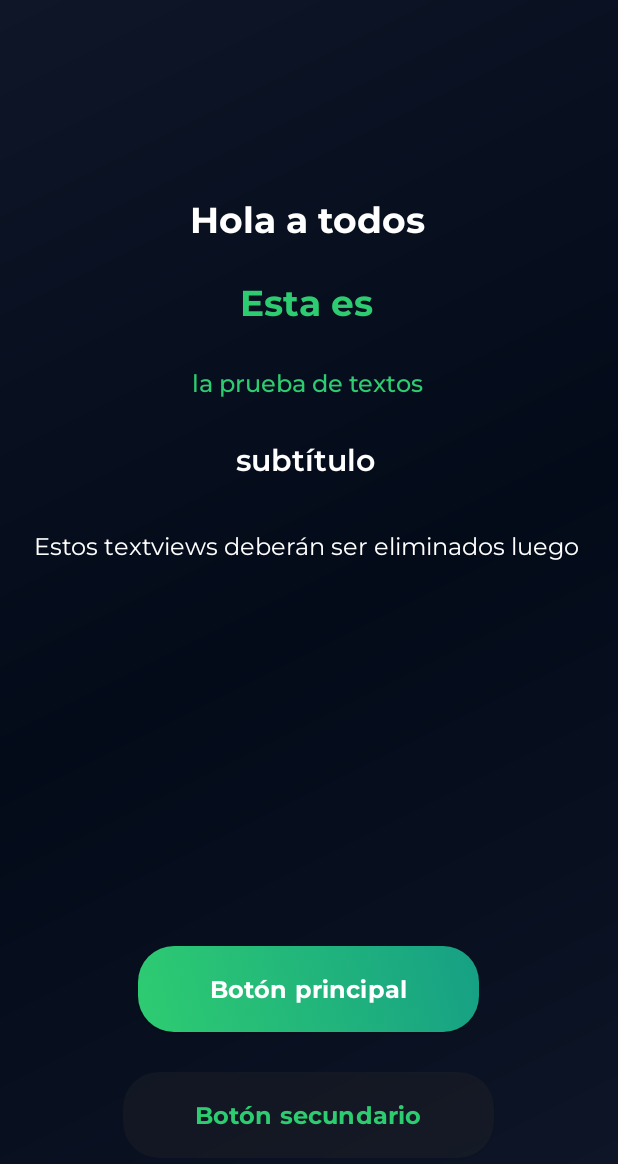
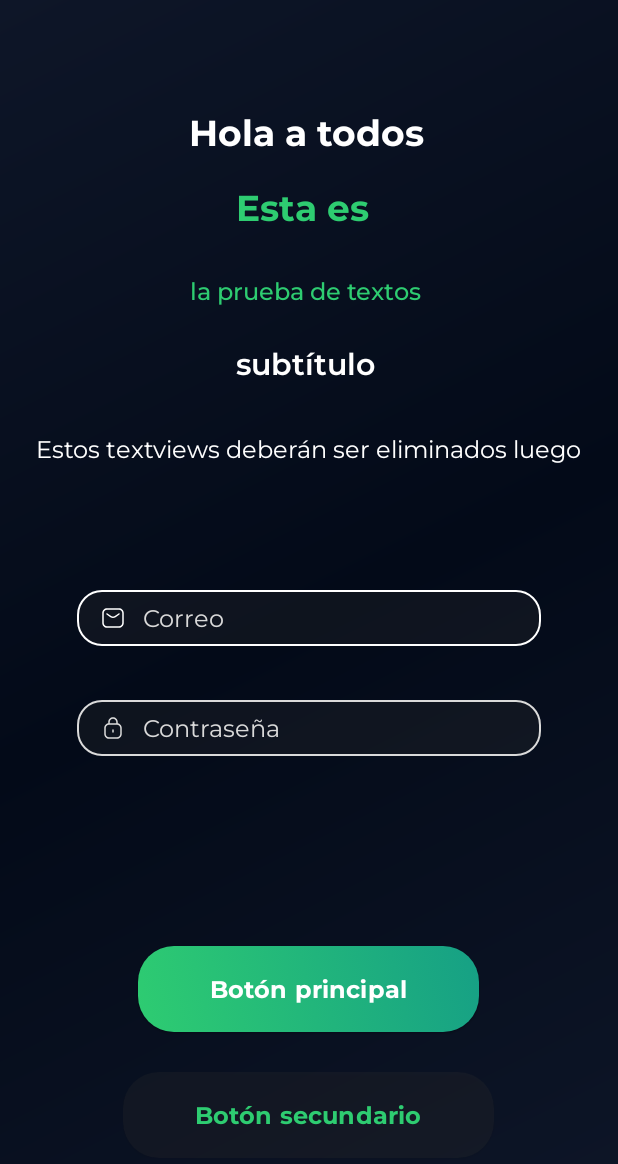
Before and after one commit to angelb5/GoLend, an Android app: the screen it shows after launch (MainActivity before the commit, OnboardingActivity after it), on a phone screen of 412 x 824 dp. Shown: the top 1164 px of the screen. Run offline under Robolectric (Android 15) with nearby library versions, the phone set to English and light mode, and no system bars; our stand-ins replace Firebase (no records; nobody signed in at launch, a user with empty details on screens opened directly).

Commit message:
SplashScreen v2 e inputs v1

```diff
--- a/app/src/main/AndroidManifest.xml
+++ b/app/src/main/AndroidManifest.xml
@@ -12,7 +12,10 @@
         android:roundIcon="@mipmap/ic_launcher_round"
         android:supportsRtl="true"
         android:theme="@style/Theme.GoLend"
-        tools:targetApi="31">
+        tools:targetApi="32">
+        <activity
+            android:name=".Anonymus.OnboardingActivity"
+            android:exported="false" />
         <activity
             android:name=".MainActivity"
             android:exported="true"
--- /dev/null
+++ b/app/src/main/java/pe/du/pucp/golend/Anonymus/OnboardingActivity.java
@@ -0,0 +1,16 @@
+package pe.du.pucp.golend.Anonymus;
+
+import androidx.appcompat.app.AppCompatActivity;
+
+import android.os.Bundle;
+
+import pe.du.pucp.golend.R;
+
+public class OnboardingActivity extends AppCompatActivity {
+
+    @Override
+    protected void onCreate(Bundle savedInstanceState) {
+        super.onCreate(savedInstanceState);
+        setContentView(R.layout.activity_onboarding);
+    }
+}
--- a/app/src/main/java/pe/du/pucp/golend/MainActivity.java
+++ b/app/src/main/java/pe/du/pucp/golend/MainActivity.java
@@ -1,16 +1,27 @@
 package pe.du.pucp.golend;
 
+import androidx.annotation.NonNull;
 import androidx.appcompat.app.AppCompatActivity;
-import androidx.core.splashscreen.SplashScreen;
+import android.content.Intent;
+import android.os.Bundle;
+import android.util.Log;
 
-import android.os.Bundle;
+import com.google.firebase.auth.FirebaseAuth;
+import com.google.firebase.auth.FirebaseUser;
+
+import pe.du.pucp.golend.Anonymus.OnboardingActivity;
 
 public class MainActivity extends AppCompatActivity {
 
     @Override
     protected void onCreate(Bundle savedInstanceState) {
-        SplashScreen splashScreen = SplashScreen.installSplashScreen(this);
         super.onCreate(savedInstanceState);
         setContentView(R.layout.activity_main);
+        FirebaseUser currentUser = FirebaseAuth.getInstance().getCurrentUser();
+        if (currentUser  == null || currentUser.isAnonymous()){
+            Intent intentAnonymus = new Intent(MainActivity.this, OnboardingActivity.class);
+            startActivity(intentAnonymus);
+            finish();
+        }
     }
 }
--- /dev/null
+++ b/app/src/main/res/drawable/ic_lock.xml
@@ -0,0 +1,4 @@
+<vector android:height="16dp" android:viewportHeight="24"
+    android:viewportWidth="24" android:width="16dp" xmlns:android="http://schemas.android.com/apk/res/android">
+    <path android:fillColor="@color/unfocused" android:pathData="M11.25,16C11.25,16.414 11.586,16.75 12,16.75C12.414,16.75 12.75,16.414 12.75,16H11.25ZM12.75,14C12.75,13.586 12.414,13.25 12,13.25C11.586,13.25 11.25,13.586 11.25,14H12.75ZM8,8.75H16V7.25H8V8.75ZM19.25,12V18H20.75V12H19.25ZM16,21.25H8V22.75H16V21.25ZM4.75,18V12H3.25V18H4.75ZM8,21.25C6.205,21.25 4.75,19.795 4.75,18H3.25C3.25,20.623 5.377,22.75 8,22.75V21.25ZM19.25,18C19.25,19.795 17.795,21.25 16,21.25V22.75C18.623,22.75 20.75,20.623 20.75,18H19.25ZM16,8.75C17.795,8.75 19.25,10.205 19.25,12H20.75C20.75,9.377 18.623,7.25 16,7.25V8.75ZM8,7.25C5.377,7.25 3.25,9.377 3.25,12H4.75C4.75,10.205 6.205,8.75 8,8.75V7.25ZM8.75,8V6H7.25V8H8.75ZM15.25,6V8H16.75V6H15.25ZM12,2.75C13.795,2.75 15.25,4.205 15.25,6H16.75C16.75,3.377 14.623,1.25 12,1.25V2.75ZM8.75,6C8.75,4.205 10.205,2.75 12,2.75V1.25C9.377,1.25 7.25,3.377 7.25,6H8.75ZM12.75,16V14H11.25V16H12.75Z"/>
+</vector>
--- /dev/null
+++ b/app/src/main/res/drawable/ic_lock_focused.xml
@@ -0,0 +1,4 @@
+<vector android:height="16dp" android:viewportHeight="24"
+    android:viewportWidth="24" android:width="16dp" xmlns:android="http://schemas.android.com/apk/res/android">
+    <path android:fillColor="@color/white" android:pathData="M11.25,16C11.25,16.414 11.586,16.75 12,16.75C12.414,16.75 12.75,16.414 12.75,16H11.25ZM12.75,14C12.75,13.586 12.414,13.25 12,13.25C11.586,13.25 11.25,13.586 11.25,14H12.75ZM8,8.75H16V7.25H8V8.75ZM19.25,12V18H20.75V12H19.25ZM16,21.25H8V22.75H16V21.25ZM4.75,18V12H3.25V18H4.75ZM8,21.25C6.205,21.25 4.75,19.795 4.75,18H3.25C3.25,20.623 5.377,22.75 8,22.75V21.25ZM19.25,18C19.25,19.795 17.795,21.25 16,21.25V22.75C18.623,22.75 20.75,20.623 20.75,18H19.25ZM16,8.75C17.795,8.75 19.25,10.205 19.25,12H20.75C20.75,9.377 18.623,7.25 16,7.25V8.75ZM8,7.25C5.377,7.25 3.25,9.377 3.25,12H4.75C4.75,10.205 6.205,8.75 8,8.75V7.25ZM8.75,8V6H7.25V8H8.75ZM15.25,6V8H16.75V6H15.25ZM12,2.75C13.795,2.75 15.25,4.205 15.25,6H16.75C16.75,3.377 14.623,1.25 12,1.25V2.75ZM8.75,6C8.75,4.205 10.205,2.75 12,2.75V1.25C9.377,1.25 7.25,3.377 7.25,6H8.75ZM12.75,16V14H11.25V16H12.75Z"/>
+</vector>
--- /dev/null
+++ b/app/src/main/res/drawable/ic_mail.xml
@@ -0,0 +1,9 @@
+<vector xmlns:android="http://schemas.android.com/apk/res/android"
+    android:width="16dp"
+    android:height="16dp"
+    android:viewportWidth="24"
+    android:viewportHeight="24">
+  <path
+      android:pathData="M6.416,7.376C6.071,7.146 5.606,7.239 5.376,7.584C5.146,7.929 5.239,8.394 5.584,8.624L6.416,7.376ZM9.781,10.521L10.197,9.897L9.781,10.521ZM14.219,10.521L13.803,9.897L14.219,10.521ZM18.416,8.624C18.761,8.394 18.854,7.929 18.624,7.584C18.394,7.239 17.929,7.146 17.584,7.376L18.416,8.624ZM6,3.75H18V2.25H6V3.75ZM21.25,7V17H22.75V7H21.25ZM18,20.25H6V21.75H18V20.25ZM2.75,17V7H1.25V17H2.75ZM6,20.25C4.205,20.25 2.75,18.795 2.75,17H1.25C1.25,19.623 3.377,21.75 6,21.75V20.25ZM21.25,17C21.25,18.795 19.795,20.25 18,20.25V21.75C20.623,21.75 22.75,19.623 22.75,17H21.25ZM18,3.75C19.795,3.75 21.25,5.205 21.25,7H22.75C22.75,4.377 20.623,2.25 18,2.25V3.75ZM6,2.25C3.377,2.25 1.25,4.377 1.25,7H2.75C2.75,5.205 4.205,3.75 6,3.75V2.25ZM5.584,8.624L9.365,11.145L10.197,9.897L6.416,7.376L5.584,8.624ZM14.635,11.145L18.416,8.624L17.584,7.376L13.803,9.897L14.635,11.145ZM9.365,11.145C10.961,12.208 13.039,12.208 14.635,11.145L13.803,9.897C12.711,10.625 11.289,10.625 10.197,9.897L9.365,11.145Z"
+      android:fillColor="@color/unfocused"/>
+</vector>
--- /dev/null
+++ b/app/src/main/res/drawable/ic_mail_focused.xml
@@ -0,0 +1,9 @@
+<vector xmlns:android="http://schemas.android.com/apk/res/android"
+    android:width="16dp"
+    android:height="16dp"
+    android:viewportWidth="24"
+    android:viewportHeight="24">
+  <path
+      android:pathData="M6.416,7.376C6.071,7.146 5.606,7.239 5.376,7.584C5.146,7.929 5.239,8.394 5.584,8.624L6.416,7.376ZM9.781,10.521L10.197,9.897L9.781,10.521ZM14.219,10.521L13.803,9.897L14.219,10.521ZM18.416,8.624C18.761,8.394 18.854,7.929 18.624,7.584C18.394,7.239 17.929,7.146 17.584,7.376L18.416,8.624ZM6,3.75H18V2.25H6V3.75ZM21.25,7V17H22.75V7H21.25ZM18,20.25H6V21.75H18V20.25ZM2.75,17V7H1.25V17H2.75ZM6,20.25C4.205,20.25 2.75,18.795 2.75,17H1.25C1.25,19.623 3.377,21.75 6,21.75V20.25ZM21.25,17C21.25,18.795 19.795,20.25 18,20.25V21.75C20.623,21.75 22.75,19.623 22.75,17H21.25ZM18,3.75C19.795,3.75 21.25,5.205 21.25,7H22.75C22.75,4.377 20.623,2.25 18,2.25V3.75ZM6,2.25C3.377,2.25 1.25,4.377 1.25,7H2.75C2.75,5.205 4.205,3.75 6,3.75V2.25ZM5.584,8.624L9.365,11.145L10.197,9.897L6.416,7.376L5.584,8.624ZM14.635,11.145L18.416,8.624L17.584,7.376L13.803,9.897L14.635,11.145ZM9.365,11.145C10.961,12.208 13.039,12.208 14.635,11.145L13.803,9.897C12.711,10.625 11.289,10.625 10.197,9.897L9.365,11.145Z"
+      android:fillColor="@color/white"/>
+</vector>
--- /dev/null
+++ b/app/src/main/res/drawable/input_grey.xml
@@ -0,0 +1,18 @@
+<?xml version="1.0" encoding="utf-8"?>
+<selector xmlns:android="http://schemas.android.com/apk/res/android">
+    <item android:state_enabled="true" android:state_focused="true">
+        <shape android:shape="rectangle">
+            <solid android:color="@color/grey_25"/>
+            <corners android:radius="16dp"/>
+            <stroke android:color="@color/white" android:width="1dp"/>
+        </shape>
+    </item>
+
+    <item android:state_enabled="true">
+        <shape android:shape="rectangle">
+            <solid android:color="@color/grey_25"/>
+            <corners android:radius="16dp"/>
+            <stroke android:color="@color/unfocused" android:width="1dp"/>
+        </shape>
+    </item>
+</selector>
--- /dev/null
+++ b/app/src/main/res/drawable/inputicon_lock.xml
@@ -0,0 +1,6 @@
+<?xml version="1.0" encoding="utf-8"?>
+<selector xmlns:android="http://schemas.android.com/apk/res/android">
+    <item android:state_focused="true"
+        android:drawable="@drawable/ic_lock_focused"/>
+    <item android:state_focused="false" android:drawable="@drawable/ic_lock"/>
+</selector>
--- /dev/null
+++ b/app/src/main/res/drawable/inputicon_mail.xml
@@ -0,0 +1,6 @@
+<?xml version="1.0" encoding="utf-8"?>
+<selector xmlns:android="http://schemas.android.com/apk/res/android">
+    <item android:state_focused="true"
+        android:drawable="@drawable/ic_mail_focused"/>
+    <item android:state_focused="false" android:drawable="@drawable/ic_mail"/>
+</selector>
--- a/app/src/main/res/layout/activity_main.xml
+++ b/app/src/main/res/layout/activity_main.xml
@@ -6,88 +6,5 @@
     android:layout_height="match_parent"
     tools:context=".MainActivity">
 
-    <TextView
-        style="@style/WhiteBoldTitle"
-        android:layout_width="wrap_content"
-        android:layout_height="wrap_content"
-        android:text="Hola a todos"
-        app:layout_constraintBottom_toBottomOf="parent"
-        app:layout_constraintEnd_toEndOf="parent"
-        app:layout_constraintHorizontal_bias="0.498"
-        app:layout_constraintStart_toStartOf="parent"
-        app:layout_constraintTop_toTopOf="parent"
-        app:layout_constraintVertical_bias="0.165" />
-
-    <TextView
-        style="@style/GreenMedium16"
-        android:layout_width="wrap_content"
-        android:layout_height="wrap_content"
-        android:text="la prueba de textos"
-        app:layout_constraintBottom_toBottomOf="parent"
-        app:layout_constraintEnd_toEndOf="parent"
-        app:layout_constraintHorizontal_bias="0.496"
-        app:layout_constraintStart_toStartOf="parent"
-        app:layout_constraintTop_toTopOf="parent"
-        app:layout_constraintVertical_bias="0.305" />
-
-    <TextView
-        style="@style/WhiteSemiBoldSubtitle"
-        android:layout_width="wrap_content"
-        android:layout_height="wrap_content"
-        android:text="subtítulo"
-        app:layout_constraintBottom_toBottomOf="parent"
-        app:layout_constraintEnd_toEndOf="parent"
-        app:layout_constraintHorizontal_bias="0.493"
-        app:layout_constraintStart_toStartOf="parent"
-        app:layout_constraintTop_toTopOf="parent"
-        app:layout_constraintVertical_bias="0.368" />
-
-    <TextView
-        style="@style/WhiteRegular16"
-        android:layout_width="wrap_content"
-        android:layout_height="wrap_content"
-        android:text="Estos textviews deberán ser eliminados luego"
-        app:layout_constraintBottom_toBottomOf="parent"
-        app:layout_constraintEnd_toEndOf="parent"
-        app:layout_constraintHorizontal_bias="0.469"
-        app:layout_constraintStart_toStartOf="parent"
-        app:layout_constraintTop_toTopOf="parent"
-        app:layout_constraintVertical_bias="0.44" />
-
-    <TextView
-        style="@style/GreenBoldTitle"
-        android:layout_width="wrap_content"
-        android:layout_height="wrap_content"
-        android:text="Esta es"
-        app:layout_constraintBottom_toBottomOf="parent"
-        app:layout_constraintEnd_toEndOf="parent"
-        app:layout_constraintHorizontal_bias="0.495"
-        app:layout_constraintStart_toStartOf="parent"
-        app:layout_constraintTop_toTopOf="parent"
-        app:layout_constraintVertical_bias="0.235" />
-
-    <Button
-        style="@style/BtnPrimary"
-        android:layout_width="wrap_content"
-        android:layout_height="wrap_content"
-        android:layout_marginBottom="136dp"
-        android:text="Botón principal"
-        android:textSize="16sp"
-        app:layout_constraintBottom_toBottomOf="parent"
-        app:layout_constraintEnd_toEndOf="parent"
-        app:layout_constraintHorizontal_bias="0.497"
-        app:layout_constraintStart_toStartOf="parent" />
-
-    <Button
-        style="@style/BtnSecondary"
-        android:layout_width="wrap_content"
-        android:layout_height="wrap_content"
-        android:layout_marginBottom="52dp"
-        android:text="Botón secundario"
-        android:textSize="16sp"
-        app:layout_constraintBottom_toBottomOf="parent"
-        app:layout_constraintEnd_toEndOf="parent"
-        app:layout_constraintHorizontal_bias="0.497"
-        app:layout_constraintStart_toStartOf="parent" />
 
 </androidx.constraintlayout.widget.ConstraintLayout>
--- /dev/null
+++ b/app/src/main/res/layout/activity_onboarding.xml
@@ -0,0 +1,122 @@
+<?xml version="1.0" encoding="utf-8"?>
+<androidx.constraintlayout.widget.ConstraintLayout xmlns:android="http://schemas.android.com/apk/res/android"
+    xmlns:app="http://schemas.android.com/apk/res-auto"
+    xmlns:tools="http://schemas.android.com/tools"
+    android:layout_width="match_parent"
+    android:layout_height="match_parent"
+    tools:context=".Anonymus.OnboardingActivity">
+
+    <TextView
+        android:id="@+id/textView2"
+        style="@style/WhiteBoldTitle"
+        android:layout_width="wrap_content"
+        android:layout_height="wrap_content"
+        android:text="Hola a todos"
+        app:layout_constraintBottom_toBottomOf="parent"
+        app:layout_constraintEnd_toEndOf="parent"
+        app:layout_constraintHorizontal_bias="0.494"
+        app:layout_constraintStart_toStartOf="parent"
+        app:layout_constraintTop_toTopOf="parent"
+        app:layout_constraintVertical_bias="0.092" />
+
+    <TextView
+        style="@style/GreenMedium16"
+        android:layout_width="wrap_content"
+        android:layout_height="wrap_content"
+        android:text="la prueba de textos"
+        app:layout_constraintBottom_toBottomOf="parent"
+        app:layout_constraintEnd_toEndOf="parent"
+        app:layout_constraintHorizontal_bias="0.492"
+        app:layout_constraintStart_toStartOf="parent"
+        app:layout_constraintTop_toTopOf="parent"
+        app:layout_constraintVertical_bias="0.228" />
+
+    <TextView
+        style="@style/WhiteSemiBoldSubtitle"
+        android:layout_width="wrap_content"
+        android:layout_height="wrap_content"
+        android:text="subtítulo"
+        app:layout_constraintBottom_toBottomOf="parent"
+        app:layout_constraintEnd_toEndOf="parent"
+        app:layout_constraintHorizontal_bias="0.493"
+        app:layout_constraintStart_toStartOf="parent"
+        app:layout_constraintTop_toTopOf="parent"
+        app:layout_constraintVertical_bias="0.287" />
+
+    <TextView
+        android:id="@+id/textView"
+        style="@style/WhiteRegular16"
+        android:layout_width="wrap_content"
+        android:layout_height="wrap_content"
+        android:text="Estos textviews deberán ser eliminados luego"
+        app:layout_constraintBottom_toBottomOf="parent"
+        app:layout_constraintEnd_toEndOf="parent"
+        app:layout_constraintHorizontal_bias="0.489"
+        app:layout_constraintStart_toStartOf="parent"
+        app:layout_constraintTop_toTopOf="parent"
+        app:layout_constraintVertical_bias="0.36" />
+
+    <TextView
+        style="@style/GreenBoldTitle"
+        android:layout_width="wrap_content"
+        android:layout_height="wrap_content"
+        android:text="Esta es"
+        app:layout_constraintBottom_toBottomOf="parent"
+        app:layout_constraintEnd_toEndOf="parent"
+        app:layout_constraintHorizontal_bias="0.486"
+        app:layout_constraintStart_toStartOf="parent"
+        app:layout_constraintTop_toTopOf="parent"
+        app:layout_constraintVertical_bias="0.155" />
+
+    <Button
+        android:id="@+id/button"
+        style="@style/BtnPrimary"
+        android:layout_width="wrap_content"
+        android:layout_height="wrap_content"
+        android:layout_marginBottom="136dp"
+        android:text="Botón principal"
+        android:textSize="16sp"
+        app:layout_constraintBottom_toBottomOf="parent"
+        app:layout_constraintEnd_toEndOf="parent"
+        app:layout_constraintHorizontal_bias="0.497"
+        app:layout_constraintStart_toStartOf="parent" />
+
+    <Button
+        android:id="@+id/button2"
+        style="@style/BtnSecondary"
+        android:layout_width="wrap_content"
+        android:layout_height="wrap_content"
+        android:layout_marginBottom="52dp"
+        android:text="Botón secundario"
+        android:textSize="16sp"
+        app:layout_constraintBottom_toBottomOf="parent"
+        app:layout_constraintEnd_toEndOf="parent"
+        app:layout_constraintHorizontal_bias="0.497"
+        app:layout_constraintStart_toStartOf="parent" />
+
+    <EditText
+        android:drawableStart="@drawable/inputicon_mail"
+        style="@style/InputGrey"
+        android:layout_width="wrap_content"
+        android:layout_height="wrap_content"
+        android:hint="Correo"
+        android:inputType="textEmailAddress"
+        app:layout_constraintBottom_toBottomOf="parent"
+        app:layout_constraintEnd_toEndOf="parent"
+        app:layout_constraintStart_toStartOf="parent"
+        app:layout_constraintTop_toTopOf="parent" />
+
+    <EditText
+        style="@style/InputGrey"
+        android:layout_width="wrap_content"
+        android:layout_height="wrap_content"
+        android:drawableStart="@drawable/inputicon_lock"
+        android:hint="Contraseña"
+        android:inputType="textPassword"
+        app:layout_constraintBottom_toBottomOf="parent"
+        app:layout_constraintEnd_toEndOf="parent"
+        app:layout_constraintStart_toStartOf="parent"
+        app:layout_constraintTop_toTopOf="parent"
+        app:layout_constraintVertical_bias="0.593" />
+
+</androidx.constraintlayout.widget.ConstraintLayout>
--- a/app/src/main/res/values/colors.xml
+++ b/app/src/main/res/values/colors.xml
@@ -3,6 +3,8 @@
     <color name="blue_dark">#030A18</color>
     <color name="blue_light">#0E1628</color>
     <color name="green_main">#2ECC71</color>
+    <!--  Podría cambiarse el unfocused -->
+    <color name="unfocused">#DADADA</color>
     <color name="grey_25">#40333333</color>
     <color name="purple_200">#FFBB86FC</color>
     <color name="purple_500">#FF6200EE</color>
--- a/app/src/main/res/values/themes.xml
+++ b/app/src/main/res/values/themes.xml
@@ -6,9 +6,9 @@
         <item name="colorPrimaryVariant">@color/purple_700</item>
         <item name="colorOnPrimary">@color/white</item>
         <!-- Secondary brand color. -->
-        <item name="colorSecondary">@color/teal_200</item>
-        <item name="colorSecondaryVariant">@color/teal_700</item>
-        <item name="colorOnSecondary">@color/black</item>
+        <item name="colorSecondary">@color/green_main</item>
+        <item name="colorSecondaryVariant">@color/green_main</item>
+        <item name="colorOnSecondary">@color/white</item>
         <!-- Status bar color. -->
         <item name="android:statusBarColor" tools:targetApi="l">@android:color/transparent</item>
         <!-- Customize your theme here. -->
@@ -17,14 +17,10 @@
     </style>
 
     <!-- Splash screen theme -->
-    <style name="Theme.Golend.Starting" parent="Theme.SplashScreen">
-        <!-- Set the splash screen background, animated icon, and animation duration. -->
+    <style name="Theme.Golend.Starting" parent="Theme.Material3.Light">
         <item name="android:windowBackground">@drawable/splashscreen_background</item>
-        <!-- Eliminar este luego -->
-        <item name="windowSplashScreenAnimationDuration">300</item>
-        <!-- Set the theme of the Activity that directly follows your splash screen. -->
-        <!-- Required -->
-        <item name="postSplashScreenTheme">@style/Theme.GoLend</item>
+        <!-- Status bar color. -->
+        <item name="android:statusBarColor" tools:targetApi="l">@android:color/transparent</item>
     </style>
 
     <!-- Estilos de texto -->
@@ -100,4 +96,16 @@
         <item name="android:paddingVertical">14dp</item>
     </style>
 
+    <!-- Inputs!! -->
+    <style name="InputGrey">
+        <item name="android:drawablePadding">12dp</item>
+        <item name="fontFamily">@font/montserrat_regular</item>
+        <item name="android:textColorHint">@color/unfocused</item>
+        <item name="android:textSize">16sp</item>
+        <item name="android:ems">16</item>
+        <item name="android:background">@drawable/input_grey</item>
+        <item name="android:paddingVertical">8dp</item>
+        <item name="android:paddingHorizontal">16dp</item>
+        <item name="android:textColor">@color/white</item>
+    </style>
 </resources>
--- a/build.gradle
+++ b/build.gradle
@@ -2,6 +2,7 @@
 plugins {
     id 'com.android.application' version '7.2.2' apply false
     id 'com.android.library' version '7.2.2' apply false
+    id 'com.google.gms.google-services' version '4.3.13' apply false
 }
 
 task clean(type: Delete) {
```
Also changed, not shown: app/build.gradle (+5 -2 lines), 1 other file.
